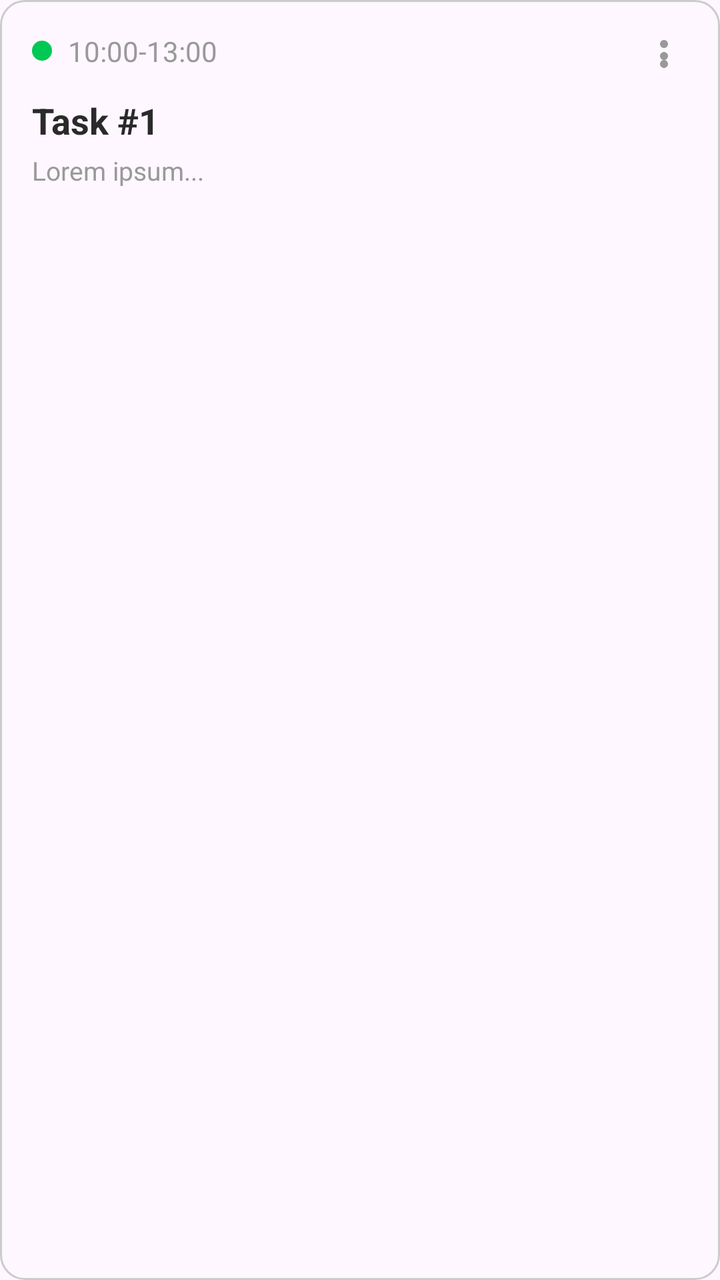
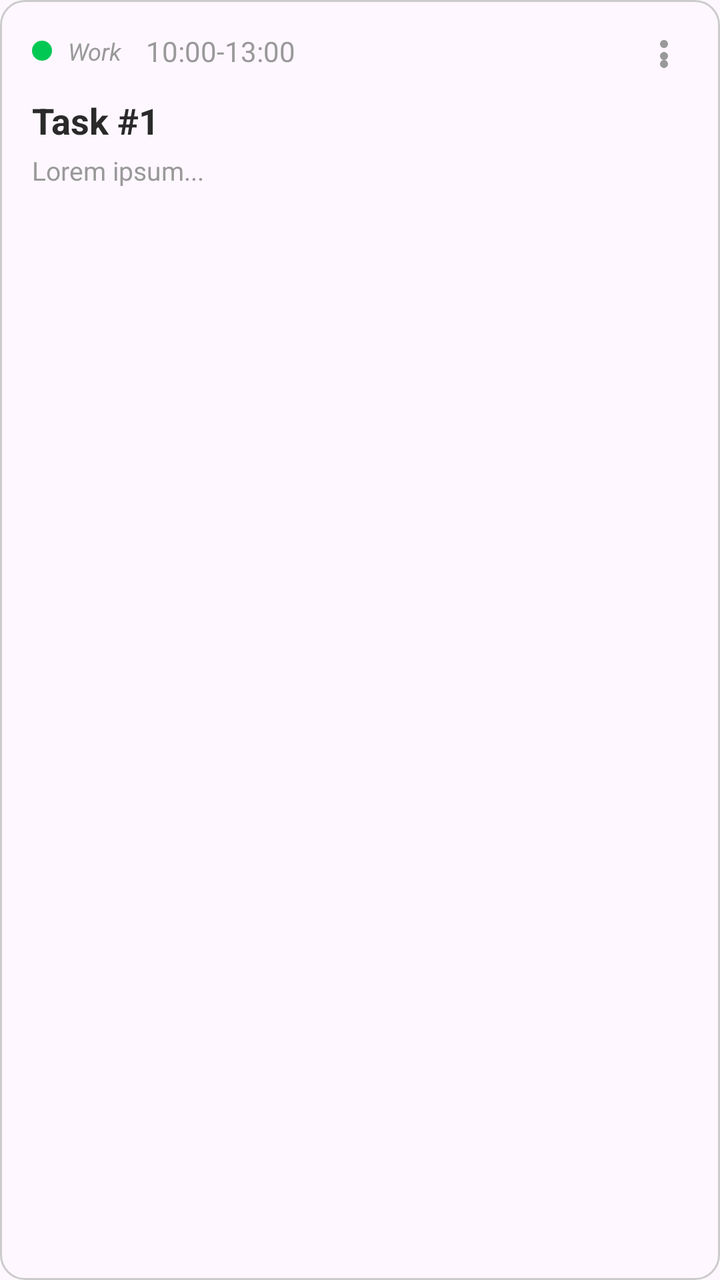

Compare the two renders of this Android layout. The source of the first and the diff that turns it into the second are given below.
<!-- AndroidManifest.xml: application theme Theme.ClendApp -->
<!-- res/layout/item_task_card.xml -->
<?xml version="1.0" encoding="utf-8"?>
<LinearLayout xmlns:android="http://schemas.android.com/apk/res/android"
    xmlns:app="http://schemas.android.com/apk/res-auto"
    android:layout_width="match_parent"
    android:layout_height="wrap_content"
    android:layout_marginBottom="16dp"
    android:background="@drawable/bg_section_outline"
    android:orientation="vertical"
    android:padding="16dp">

    <RelativeLayout
        android:layout_width="match_parent"
        android:layout_height="wrap_content"
        android:layout_marginBottom="8dp">

        <LinearLayout
            android:layout_width="wrap_content"
            android:layout_height="wrap_content"
            android:gravity="center_vertical"
            android:orientation="horizontal">

            <View
                android:id="@+id/view_category_indicator"
                android:layout_width="10dp"
                android:layout_height="10dp"
                android:background="@drawable/bg_profile_circle"
                android:backgroundTint="#00C853" />

            <TextView
                android:id="@+id/tv_task_time"
                android:layout_width="wrap_content"
                android:layout_height="wrap_content"
                android:layout_marginStart="8dp"
                android:text="10:00-13:00"
                android:textColor="#999999"
                android:textSize="14sp" />
        </LinearLayout>

        <ImageButton
            android:id="@+id/btn_task_options"
            android:layout_width="24dp"
            android:layout_height="24dp"
            android:layout_alignParentEnd="true"
            android:background="?attr/selectableItemBackgroundBorderless"
            android:src="@drawable/ic_more_vert"
            android:tag="task_options_button"
            android:contentDescription="@string/app_name"
            app:tint="#999999" />
    </RelativeLayout>

    <TextView
        android:id="@+id/tv_task_title"
        android:layout_width="wrap_content"
        android:layout_height="wrap_content"
        android:text="Task #1"
        android:textColor="#2A2A2A"
        android:textSize="18sp"
        android:textStyle="bold" />

    <TextView
        android:id="@+id/tv_task_description"
        android:layout_width="match_parent"
        android:layout_height="wrap_content"
        android:layout_marginTop="4dp"
        android:text="Lorem ipsum..."
        android:textColor="#999999"
        android:textSize="13sp" />
</LinearLayout>
<!-- resources referenced by this layout -->
<resources>
  <!-- drawable bg_profile_circle (drawable) -->
  <?xml version="1.0" encoding="utf-8"?>
  <shape xmlns:android="http://schemas.android.com/apk/res/android" android:shape="oval">
      <solid android:color="#E0E0E0" />
  </shape>
  <!-- drawable bg_section_outline (drawable) -->
  <?xml version="1.0" encoding="utf-8"?>
  <shape xmlns:android="http://schemas.android.com/apk/res/android">
      <stroke android:width="1dp" android:color="#CCCCCC" />
      <corners android:radius="12dp" />
      <solid android:color="@android:color/transparent" />
  </shape>
  <!-- drawable ic_more_vert (drawable) -->
  <vector xmlns:android="http://schemas.android.com/apk/res/android"
      android:width="24dp"
      android:height="24dp"
      android:viewportWidth="24"
      android:viewportHeight="24">
      <path
          android:fillColor="#000000"
          android:pathData="M12,8c1.1,0 2,-0.9 2,-2s-0.9,-2 -2,-2 -2,0.9 -2,2 0.9,2 2,2zM12,10c-1.1,0 -2,0.9 -2,2s0.9,2 2,2 2,-0.9 2,-2 -0.9,-2 -2,-2zM12,14c-1.1,0 -2,0.9 -2,2s0.9,2 2,2 2,-0.9 2,-2 -0.9,-2 -2,-2z"/>
  </vector>
  <string name="app_name">Clend App</string>
  <style name="Theme.ClendApp" parent="Base.Theme.ClendApp" />
  <style name="Base.Theme.ClendApp" parent="Theme.Material3.Light.NoActionBar">
          
          <item name="colorPrimary">#7C4DFF</item>
          <item name="colorOnPrimary">@color/white</item>
      </style>
  <color name="white">#FFFFFFFF</color>
</resources>

<!-- the commit's change to res/layout/item_task_card.xml (unified diff, before → after) -->
@@ -27,10 +27,20 @@
                 android:backgroundTint="#00C853" />
 
             <TextView
+                android:id="@+id/tv_task_category"
+                android:layout_width="wrap_content"
+                android:layout_height="wrap_content"
+                android:layout_marginStart="8dp"
+                android:text="Work"
+                android:textColor="#999999"
+                android:textSize="12sp"
+                android:textStyle="italic" />
+
+            <TextView
                 android:id="@+id/tv_task_time"
                 android:layout_width="wrap_content"
                 android:layout_height="wrap_content"
-                android:layout_marginStart="8dp"
+                android:layout_marginStart="12dp"
                 android:text="10:00-13:00"
                 android:textColor="#999999"
                 android:textSize="14sp" />
